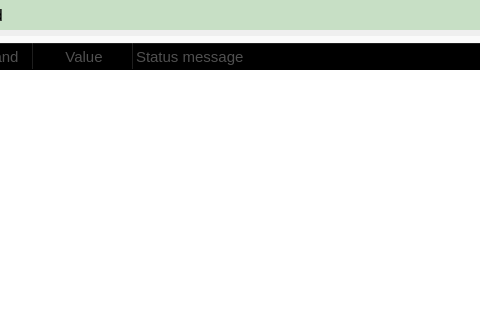
Old version of the form apps/Lab-on-a-tip/protocolEditor.ui in the repository bellonemauro/Labonatip2.0; both pictures show x 365 to 845 and y 0 to 320 of the 1375 by 803 pixel window.
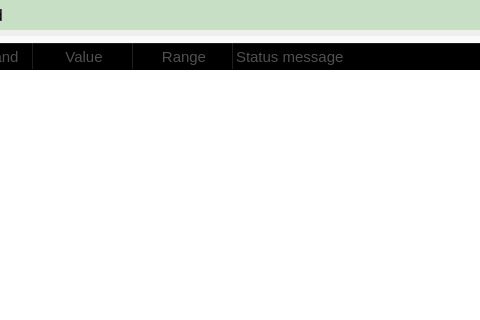
New version of the form. Icons and pictures are not drawn.

Patch:
```diff
--- a/apps/Lab-on-a-tip/protocolEditor.ui
+++ b/apps/Lab-on-a-tip/protocolEditor.ui
@@ -694,11 +694,12 @@
 
 QTreeView::item:selected {
     border: 1px solid #F0FFF0;
-	color: rgb(20, 20, 20);
+   color: rgb(20, 20, 20);
 }
 
 QTreeView::item:selected:active{
-    background: qlineargradient(x1: 0, y1: 0, x2: 0, y2: 1, stop: 0 #F0FFF0, stop: 1 #F0FFF0);
+    border: 1px solid #C0C0C0;
+    background: qlineargradient(x1: 0, y1: 0, x2: 0, y2: 1, stop: 0 #C0C0C0, stop: 1 #C0C0C0);
 }
 
 QTreeView::item:selected:!active {
@@ -793,7 +794,7 @@
               <bool>false</bool>
              </property>
              <property name="columnCount">
-              <number>3</number>
+              <number>4</number>
              </property>
              <column>
               <property name="text">
@@ -811,6 +812,14 @@
                <set>AlignCenter</set>
               </property>
              </column>
+             <column>
+              <property name="text">
+               <string>Range</string>
+              </property>
+              <property name="textAlignment">
+               <set>AlignCenter</set>
+              </property>
+             </column>
              <column>
               <property name="text">
                <string>Status message</string>
```
Left out of the diff: 2 changed lines with no effect on the pictures.
